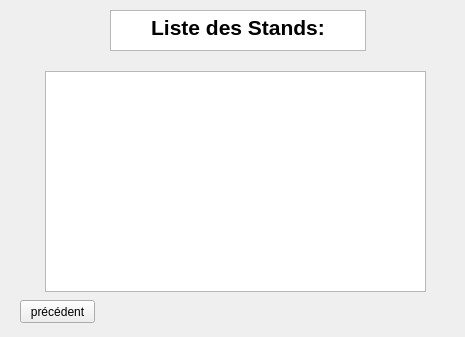
TheoLefeuvre16/TP_GLPOO, file list_stand.ui: the form before one commit.
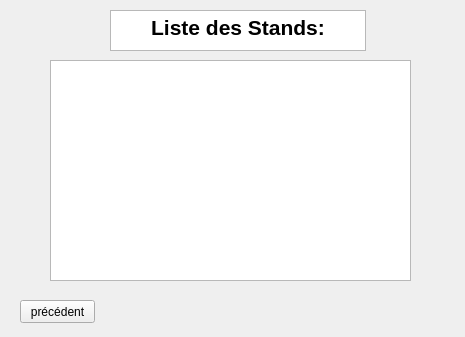
The form after the commit.

Diff of the .ui file:
```diff
--- a/list_stand.ui
+++ b/list_stand.ui
@@ -30,16 +30,6 @@
 &lt;p align=&quot;center&quot; style=&quot; margin-top:0px; margin-bottom:0px; margin-left:0px; margin-right:0px; -qt-block-indent:0; text-indent:0px;&quot;&gt;&lt;span style=&quot; font-size:16pt; font-weight:600;&quot;&gt;Liste des Stands:&lt;/span&gt;&lt;/p&gt;&lt;/body&gt;&lt;/html&gt;</string>
    </property>
   </widget>
-  <widget class="QTextBrowser" name="textBrowser_2">
-   <property name="geometry">
-    <rect>
-     <x>45</x>
-     <y>71</y>
-     <width>381</width>
-     <height>221</height>
-    </rect>
-   </property>
-  </widget>
   <widget class="QPushButton" name="pushButton">
    <property name="geometry">
     <rect>
@@ -53,6 +43,16 @@
     <string>précédent</string>
    </property>
   </widget>
+  <widget class="QPlainTextEdit" name="plainTextEdit">
+   <property name="geometry">
+    <rect>
+     <x>50</x>
+     <y>60</y>
+     <width>361</width>
+     <height>221</height>
+    </rect>
+   </property>
+  </widget>
  </widget>
  <resources/>
  <connections/>
```
